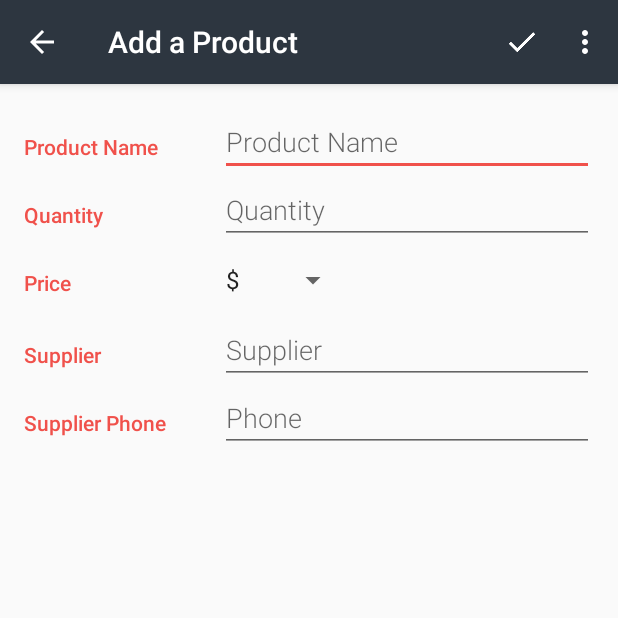
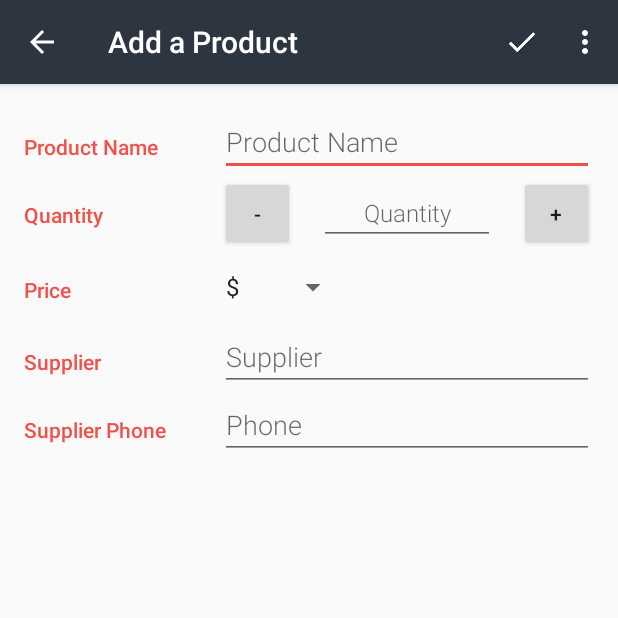
Before and after one commit to hjtse/Android-2.8InventoryApp, an Android app: the EditorActivity screen opened directly, with no data from a screen before it, on a phone screen of 412 x 824 dp, the top half of it. Run offline under Robolectric (Android 15) with nearby library versions, the phone set to English and light mode, and no system bars.

Commit message:
increment,decrement buttons for quantity

```diff
--- a/app/src/main/java/com/example/android/inventory/EditorActivity.java
+++ b/app/src/main/java/com/example/android/inventory/EditorActivity.java
@@ -19,6 +19,7 @@ import android.view.MotionEvent;
 import android.view.View;
 import android.widget.AdapterView;
 import android.widget.ArrayAdapter;
+import android.widget.Button;
 import android.widget.EditText;
 import android.widget.Spinner;
 import android.widget.Toast;
@@ -50,6 +51,11 @@ public class EditorActivity extends AppCompatActivity implements LoaderManager.L
     private EditText mSupplierEditText;
     private EditText mPhoneEditText;
     private Spinner mPriceSpinner;
+    private Button mIncrementQtyBtn;
+    private Button mDecrementQtyBtn;
+    private int item_qty = 0;
+
+
     /**
      * Price of the product. The possible valid values are in the InventoryContract.java file:
      * {@link InventoryEntry#PRICE_FREE}, {@link InventoryEntry#PRICE_CHEAP}, or
@@ -110,14 +116,32 @@ public class EditorActivity extends AppCompatActivity implements LoaderManager.L
         mSupplierEditText = (EditText) findViewById(R.id.edit_supplier_name);
         mPhoneEditText = (EditText) findViewById(R.id.edit_supplier_phone);
         mPriceSpinner = (Spinner) findViewById(R.id.spinner_price);
+        mIncrementQtyBtn = (Button) findViewById(R.id.increment_qty_btn_id);
+        mDecrementQtyBtn = (Button) findViewById(R.id.decrement_qty_btn_id);
 
         mProductEditText.setOnTouchListener(mTouchListener);
         mQuantityEditText.setOnTouchListener(mTouchListener);
         mSupplierEditText.setOnTouchListener(mTouchListener);
         mPhoneEditText.setOnTouchListener(mTouchListener);
         mPriceSpinner.setOnTouchListener(mTouchListener);
+        mIncrementQtyBtn.setOnTouchListener(mTouchListener);
+        mDecrementQtyBtn.setOnTouchListener(mTouchListener);
 
         setupSpinner();
+
+        mIncrementQtyBtn.setOnClickListener(new View.OnClickListener() {
+            @Override
+            public void onClick(View v) {
+                mIncrementQty();
+
+            }
+        });
+        mDecrementQtyBtn.setOnClickListener(new View.OnClickListener() {
+            @Override
+            public void onClick(View v) {
+                mDecrementQty();
+            }
+        });
     }
 
     /**
@@ -157,6 +181,25 @@ public class EditorActivity extends AppCompatActivity implements LoaderManager.L
                 mPrice = InventoryEntry.PRICE_FREE;
             }
         });
+    }
+
+
+    private void mIncrementQty() {
+
+        item_qty = Integer.parseInt(mQuantityEditText.getText().toString());
+        item_qty = item_qty + 1;
+        mQuantityEditText.setText(Integer.toString(item_qty));
+
+    }
+
+    private void mDecrementQty() {
+
+        item_qty = Integer.parseInt(mQuantityEditText.getText().toString());
+        if (item_qty > 0) {
+            item_qty = item_qty - 1;
+        }
+        mQuantityEditText.setText(Integer.toString(item_qty));
+
     }
 
 
--- a/app/src/main/res/layout/activity_editor.xml
+++ b/app/src/main/res/layout/activity_editor.xml
@@ -1,14 +1,4 @@
-<?xml version="1.0" encoding="utf-8"?><!-- Copyright (C) 2016 The Android Open Source Project
-     Licensed under the Apache License, Version 2.0 (the "License");
-     you may not use this file except in compliance with the License.
-     You may obtain a copy of the License at
-          http://www.apache.org/licenses/LICENSE-2.0
-     Unless required by applicable law or agreed to in writing, software
-     distributed under the License is distributed on an "AS IS" BASIS,
-     WITHOUT WARRANTIES OR CONDITIONS OF ANY KIND, either express or implied.
-     See the License for the specific language governing permissions and
-     limitations under the License.
---><!-- Layout for the editor -->
+<?xml version="1.0" encoding="utf-8"?>
 <LinearLayout xmlns:android="http://schemas.android.com/apk/res/android"
     xmlns:tools="http://schemas.android.com/tools"
     android:layout_width="match_parent"
@@ -83,15 +73,39 @@
             android:layout_width="0dp"
             android:layout_height="wrap_content"
             android:layout_weight="2"
-            android:orientation="vertical"
+            android:orientation="horizontal"
             android:paddingLeft="4dp">
+
+            <Button
+                android:id="@+id/decrement_qty_btn_id"
+                android:layout_width="50dp"
+                android:layout_height="50dp"
+                android:text="-" />
+
 
             <!-- Quantity field -->
             <EditText
                 android:id="@+id/edit_product_quantity"
                 style="@style/EditorFieldStyle"
+                android:layout_width="match_parent"
+                android:layout_height="wrap_content"
+                android:layout_marginLeft="16dp"
+                android:layout_marginRight="16dp"
+                android:layout_weight="1"
                 android:hint="@string/hint_product_quantity"
-                android:inputType="number" />
+                android:inputType="number"
+                android:textAlignment="center"
+                android:maxLength="4"
+                android:textSize="16sp" />
+
+
+            <Button
+                android:id="@+id/increment_qty_btn_id"
+                android:layout_width="50dp"
+                android:layout_height="50dp"
+                android:layout_gravity="right"
+                android:text="+" />
+
 
         </LinearLayout>
     </LinearLayout>
@@ -115,7 +129,8 @@
             android:layout_weight="2"
             android:orientation="vertical">
 
-            <!-- Gender drop-down spinner -->
+
+            <!-- Price drop-down spinner -->
             <Spinner
                 android:id="@+id/spinner_price"
                 android:layout_width="wrap_content"
@@ -183,7 +198,4 @@
     </LinearLayout>
 
 
-
-
-
 </LinearLayout>
```
